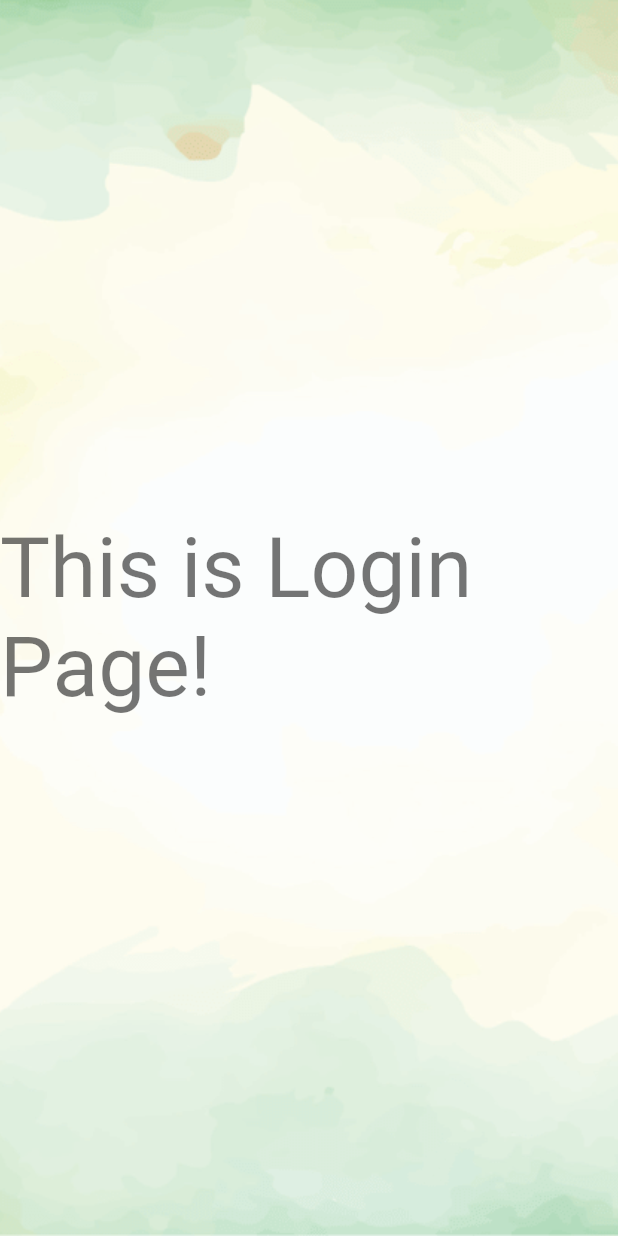
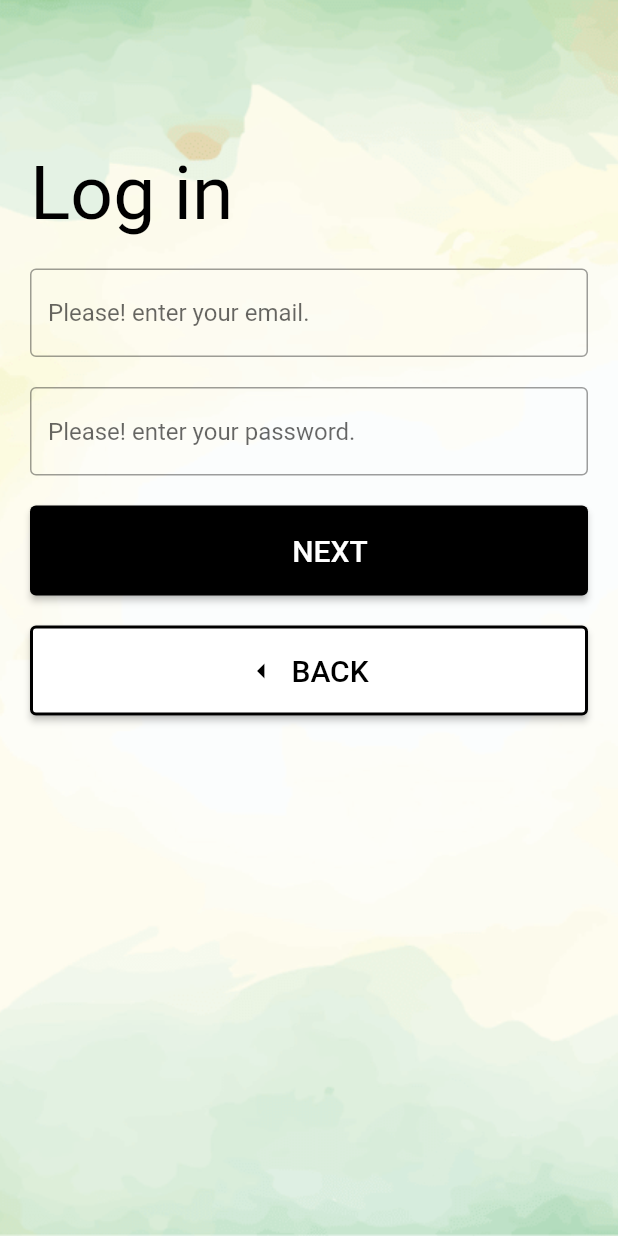
Before and after one commit to Language-Hack/flutter-language-hack, a Flutter app: the screen it shows after launch, after a tap on "Login", on a phone screen of 412 x 824 dp. Run offline on Flutter 3.47's test engine with Material 2 defaults, Android fonts, the phone set to English and light mode, and no system bars.

Commit message:
finish fontend for login and register

```diff
--- /dev/null
+++ b/lib/model/profile.dart
@@ -0,0 +1,6 @@
+class Profile {
+  String email;
+  String password;
+
+  Profile({this.email, this.password})
+}
--- a/lib/screens/login.dart
+++ b/lib/screens/login.dart
@@ -1,4 +1,5 @@
 import 'package:flutter/material.dart';
+import 'package:language_hack/screens/home.dart';
 
 class LoginScreens extends StatefulWidget {
   const LoginScreens({Key? key}) : super(key: key);
@@ -18,14 +19,70 @@ class _LoginScreensState extends State<LoginScreens> {
                 fit: BoxFit.cover,
               ),
             ),
+            child: Form(
               child: Column(
-            mainAxisAlignment: MainAxisAlignment.center,
                 crossAxisAlignment: CrossAxisAlignment.stretch,
                 children: [
-              Text('This is Login Page!',
-                  style: Theme.of(context).textTheme.headline2)
+                  Container(
+                    margin: EdgeInsets.only(top: 100, left: 20),
+                    child: const Text(
+                      "Log in",
+                      textAlign: TextAlign.left,
+                      style: TextStyle(fontSize: 50, color: Colors.black),
+                    ),
+                  ),
+                  Container(
+                    margin: EdgeInsets.only(top: 20, left: 20, right: 20),
+                    child: const TextField(
+                      decoration: InputDecoration(
+                          border: OutlineInputBorder(),
+                          hintText: 'Please! enter your email.'),
+                    ),
+                  ),
+                  Container(
+                    margin: EdgeInsets.only(top: 20, left: 20, right: 20),
+                    child: const TextField(
+                      decoration: InputDecoration(
+                          border: OutlineInputBorder(),
+                          hintText: 'Please! enter your password.'),
+                    ),
+                  ),
+                  Container(
+                    margin: EdgeInsets.only(top: 20, left: 20, right: 20),
+                    child: SizedBox(
+                      height: 60,
+                      child: ElevatedButton.icon(
+                        style: ButtonStyle(
+                            backgroundColor:
+                                MaterialStateProperty.all<Color>(Colors.black)),
+                        label: Text("NEXT", style: TextStyle(fontSize: 20)),
+                        icon: Icon(null),
+                        onPressed: () {},
+                      ),
+                    ),
+                  ),
+                  Container(
+                    margin: EdgeInsets.only(top: 20, left: 20, right: 20),
+                    child: SizedBox(
+                      height: 60,
+                      child: ElevatedButton.icon(
+                        style: ElevatedButton.styleFrom(
+                            primary: Colors.white,
+                            onPrimary: Colors.black,
+                            side: BorderSide(width: 2, color: Colors.black)),
+                        label: Text("BACK", style: TextStyle(fontSize: 20)),
+                        icon: Icon(Icons.arrow_left_outlined),
+                        onPressed: () {
+                          Navigator.push(context,
+                              MaterialPageRoute(builder: (context) {
+                            return HomeScreen();
+                          }));
+                        },
+                      ),
+                    ),
+                  ),
                 ],
-          )),
-    );
+              ),
+            )));
   }
 }
```
Also changed, not shown: lib/screens/register.dart (+63 -5 lines), 10 other files. Lines whose indentation alone changed are shown as unchanged.
